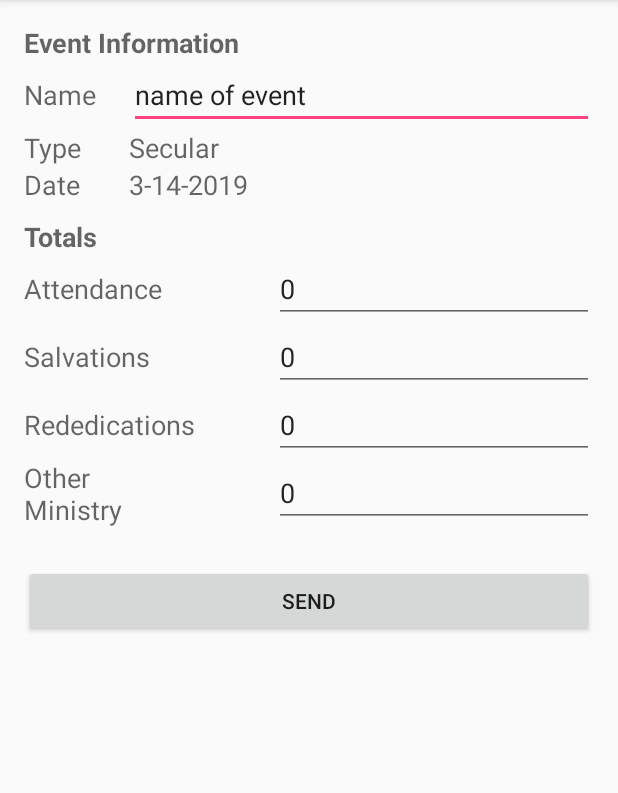
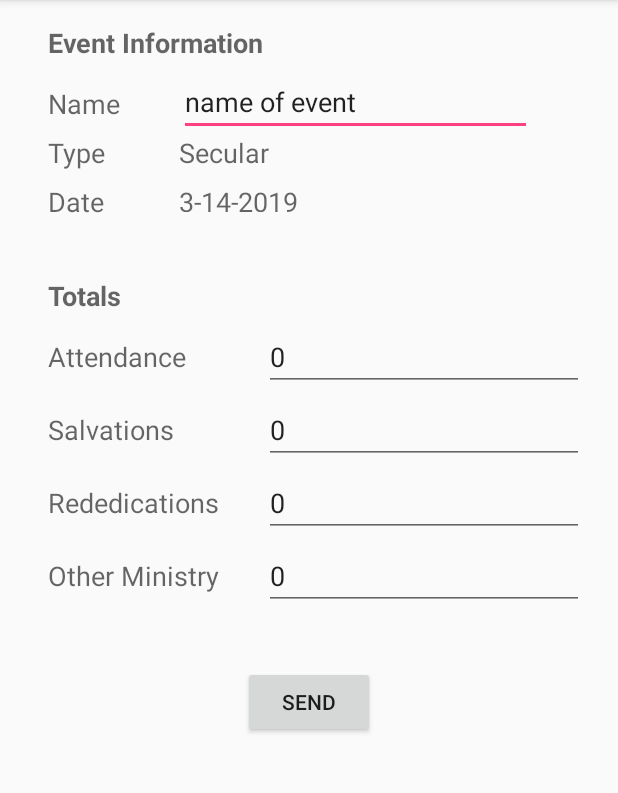
Before and after one commit to pauldshep/CMAActivityReport, an Android app: the screen it shows after launch (ActivityMain), on a phone screen of 412 x 824 dp, the part 84-877 px from its top. Run offline under Robolectric (Android 15) with nearby library versions, the phone set to English and light mode, and no system bars.

Commit message:
Layout changed to constraint

```diff
--- a/app/src/main/res/layout/activity_main.xml
+++ b/app/src/main/res/layout/activity_main.xml
@@ -1,62 +1,82 @@
 <?xml version="1.0" encoding="utf-8"?>
-
-<ScrollView
+<android.support.constraint.ConstraintLayout
+        android:orientation="vertical"
         xmlns:android="http://schemas.android.com/apk/res/android"
-    android:layout_width="wrap_content"
-    android:layout_height="wrap_content"
-    android:id="@+id/scrollView">
-
-    <RelativeLayout
-        xmlns:android="http://schemas.android.com/apk/res/android"
+        xmlns:app="http://schemas.android.com/apk/res-auto"
         xmlns:tools="http://schemas.android.com/tools"
         android:layout_width="match_parent"
         android:layout_height="match_parent"
-        android:paddingBottom="@dimen/activity_vertical_margin"
-        android:paddingLeft="@dimen/activity_horizontal_margin"
-        android:paddingRight="@dimen/activity_horizontal_margin"
-        android:paddingTop="@dimen/activity_vertical_margin"
-        android:descendantFocusability="beforeDescendants"
-        android:focusableInTouchMode="true"
-        tools:context=".ActivityMain"
-        >
+        android:id="@+id/activity_main"
+        tools:context=".ActivityMain">
 
+    <ScrollView
+            android:layout_width="0dp"
+            android:layout_height="wrap_content"
+            app:layout_constraintTop_toTopOf="parent"
+            app:layout_constraintLeft_toLeftOf="parent"
+            app:layout_constraintRight_toRightOf="parent">
+
+
+    <android.support.constraint.ConstraintLayout
+            xmlns:android="http://schemas.android.com/apk/res/android"
+            xmlns:app="http://schemas.android.com/apk/res-auto"
+            xmlns:tools="http://schemas.android.com/tools"
+            android:layout_width="match_parent"
+            android:layout_height="wrap_content"
+            android:orientation="vertical"
+            android:paddingLeft="8dp"
+            android:paddingRight="8dp"
+            android:scrollbars="vertical">
+
+            <!-- Title: Event Information -->
         <TextView
                 android:layout_width="wrap_content"
                 android:layout_height="wrap_content"
                 android:text="@string/event_info"
                 android:id="@+id/eventInfo"
                 android:textAppearance="?android:attr/textAppearanceMedium"
-            android:textStyle="bold"/>
+                android:textStyle="bold"
+                android:layout_marginTop="16dp"
+                app:layout_constraintTop_toTopOf="parent"
+                android:layout_marginStart="24dp"
+                app:layout_constraintStart_toStartOf="parent"
+                />
 
             <!-- Event Name -->
         <TextView
-            android:layout_width="wrap_content"
+                android:layout_width="55dp"
                 android:layout_height="wrap_content"
                 android:text="@string/event_name"
                 android:id="@+id/eventName"
                 android:textAppearance="?android:attr/textAppearanceMedium"
-            android:layout_alignParentLeft="true"
                 android:layout_alignParentStart="true"
                 android:layout_below="@+id/eventInfo"
                 android:gravity="center_vertical"
                 android:width="70dp"
-            android:layout_alignBottom="@+id/editTextEventName"/>
+                android:layout_alignBottom="@+id/editTextEventName"
+                android:layout_marginStart="24dp"
+                app:layout_constraintStart_toStartOf="parent"
+                android:layout_marginTop="16dp"
+                app:layout_constraintTop_toBottomOf="@+id/eventInfo"/>
 
         <EditText
-            android:layout_width="wrap_content"
-            android:layout_height="wrap_content"
+                android:layout_width="235dp"
+                android:layout_height="43dp"
                 android:id="@+id/editTextEventName"
                 android:text="@string/edittext_event_name"
                 android:layout_below="@+id/eventInfo"
                 android:layout_alignParentRight="true"
                 android:layout_alignParentEnd="true"
                 android:layout_toEndOf="@+id/eventName"
-            android:layout_toRightOf="@+id/eventName"/>
-
+                android:layout_toRightOf="@+id/eventName"
+                app:layout_constraintStart_toEndOf="@+id/eventName"
+                android:layout_marginStart="32dp"
+                app:layout_constraintBottom_toBottomOf="@+id/eventName"
+                app:layout_constraintTop_toTopOf="@+id/eventName"/>
 
         <!-- Event Type -->
         <TextView
-            android:layout_width="wrap_content"
+                android:layout_width="55dp"
                 android:layout_height="wrap_content"
                 android:text="@string/event_type"
                 android:id="@+id/textViewTypeTitle"
@@ -67,7 +87,11 @@
                 android:layout_alignRight="@+id/eventName"
                 android:layout_alignEnd="@+id/eventName"
                 android:layout_below="@+id/eventName"
-            android:layout_above="@+id/textViewEventDate"/>
+                android:layout_above="@+id/textViewEventDate"
+                app:layout_constraintStart_toStartOf="parent"
+                android:layout_marginStart="24dp"
+                android:layout_marginTop="8dp"
+                app:layout_constraintTop_toBottomOf="@+id/eventName"/>
 
         <TextView
                 android:layout_width="wrap_content"
@@ -79,12 +103,14 @@
                 android:layout_alignStart="@+id/editTextEventName"
                 android:layout_alignParentRight="true"
                 android:layout_alignParentEnd="true"
-            android:layout_below="@+id/eventName"/>
-
+                android:layout_below="@+id/eventName"
+                app:layout_constraintStart_toEndOf="@+id/textViewTypeTitle"
+                android:layout_marginStart="32dp"
+                app:layout_constraintTop_toTopOf="@+id/textViewTypeTitle"/>
 
         <!-- Event Date -->
         <TextView
-            android:layout_width="wrap_content"
+                android:layout_width="55dp"
                 android:layout_height="wrap_content"
                 android:text="@string/event_date"
                 android:id="@+id/textViewDateTitle"
@@ -95,11 +121,15 @@
                 android:layout_alignRight="@+id/textViewTypeTitle"
                 android:layout_alignEnd="@+id/textViewTypeTitle"
                 android:layout_alignBottom="@+id/textViewEventDate"
-            android:layout_below="@+id/textViewTypeTitle"/>
+                android:layout_below="@+id/textViewTypeTitle"
+                android:layout_marginStart="24dp"
+                app:layout_constraintStart_toStartOf="parent"
+                android:layout_marginTop="8dp"
+                app:layout_constraintTop_toBottomOf="@+id/textViewTypeTitle"/>
 
         <TextView
                 android:layout_width="wrap_content"
-            android:layout_height="wrap_content"
+                android:layout_height="19dp"
                 android:inputType="date"
                 android:textAppearance="?android:attr/textAppearanceMedium"
                 android:text="@string/edittext_date"
@@ -109,8 +139,10 @@
                 android:layout_alignStart="@+id/textViewEventType"
                 android:layout_alignRight="@+id/textViewEventType"
                 android:layout_alignEnd="@+id/textViewEventType"
-            android:layout_below="@+id/textViewEventType"/>
-
+                android:layout_below="@+id/textViewEventType"
+                app:layout_constraintStart_toEndOf="@+id/textViewDateTitle"
+                android:layout_marginStart="32dp"
+                app:layout_constraintTop_toTopOf="@+id/textViewDateTitle"/>
 
         <!-- Totals Section -->
         <TextView
@@ -123,12 +155,16 @@
                 android:layout_alignParentLeft="true"
                 android:layout_alignParentStart="true"
                 android:textStyle="bold"
-            android:paddingTop="10dp"/>
+                android:paddingTop="10dp"
+                android:layout_marginTop="28dp"
+                app:layout_constraintTop_toBottomOf="@+id/textViewDateTitle"
+                android:layout_marginStart="24dp"
+                app:layout_constraintStart_toStartOf="parent"/>
 
 
         <!-- Number of  CMA members attending the event -->
         <TextView
-            android:layout_width="wrap_content"
+                android:layout_width="120dp"
                 android:layout_height="wrap_content"
                 android:text="@string/event_attend"
                 android:id="@+id/eventAttend"
@@ -137,8 +173,11 @@
                 android:layout_alignTop="@+id/editTextEventAttend"
                 android:layout_alignParentLeft="true"
                 android:layout_alignParentStart="true"
-            android:layout_alignBottom="@+id/editTextEventAttend"/>
-
+                android:layout_alignBottom="@+id/editTextEventAttend"
+                android:layout_marginTop="16dp"
+                app:layout_constraintTop_toBottomOf="@+id/textView_totals"
+                android:layout_marginStart="24dp"
+                app:layout_constraintStart_toStartOf="parent"/>
 
         <EditText
                 android:layout_width="wrap_content"
@@ -150,12 +189,15 @@
                 android:paddingTop="10dp"
                 android:layout_alignRight="@+id/textViewEventDate"
                 android:layout_alignEnd="@+id/textViewEventDate"
-            android:layout_below="@+id/textView_totals"/>
-
+                android:layout_below="@+id/textView_totals"
+                app:layout_constraintStart_toEndOf="@+id/eventAttend"
+                android:layout_marginStart="24dp"
+                app:layout_constraintBottom_toBottomOf="@+id/eventAttend"
+                app:layout_constraintTop_toTopOf="@+id/eventAttend"/>
 
         <!-- Number of Salvations -->
         <TextView
-            android:layout_width="wrap_content"
+                android:layout_width="120dp"
                 android:layout_height="wrap_content"
                 android:textAppearance="?android:attr/textAppearanceMedium"
                 android:gravity="center_vertical"
@@ -166,7 +208,11 @@
                 android:layout_below="@+id/editTextEventAttend"
                 android:layout_alignParentLeft="true"
                 android:layout_alignParentStart="true"
-            android:layout_alignBottom="@+id/editTextSalvations"/>
+                android:layout_alignBottom="@+id/editTextSalvations"
+                android:layout_marginTop="24dp"
+                app:layout_constraintTop_toBottomOf="@+id/eventAttend"
+                android:layout_marginStart="24dp"
+                app:layout_constraintStart_toStartOf="parent"/>
 
 
         <EditText
@@ -178,12 +224,15 @@
                 android:text="@string/edittext_salvations"
                 android:layout_alignLeft="@+id/editTextEventAttend"
                 android:layout_alignStart="@+id/editTextEventAttend"
-            android:layout_below="@+id/editTextEventAttend"/>
-
+                android:layout_below="@+id/editTextEventAttend"
+                app:layout_constraintStart_toEndOf="@+id/textView_salvations"
+                android:layout_marginStart="24dp"
+                app:layout_constraintBottom_toBottomOf="@+id/textView_salvations"
+                app:layout_constraintTop_toTopOf="@+id/textView_salvations"/>
 
         <!-- Number of rededications -->
         <TextView
-            android:layout_width="wrap_content"
+                android:layout_width="120dp"
                 android:layout_height="wrap_content"
                 android:textAppearance="?android:attr/textAppearanceMedium"
                 android:gravity="center_vertical"
@@ -192,7 +241,11 @@
                 android:layout_alignParentLeft="true"
                 android:layout_alignParentStart="true"
                 android:layout_alignTop="@+id/editTextRededications"
-            android:layout_alignBottom="@+id/editTextRededications"/>
+                android:layout_alignBottom="@+id/editTextRededications"
+                android:layout_marginStart="24dp"
+                app:layout_constraintStart_toStartOf="parent"
+                android:layout_marginTop="24dp"
+                app:layout_constraintTop_toBottomOf="@+id/textView_salvations"/>
 
         <EditText
                 android:layout_width="wrap_content"
@@ -203,12 +256,16 @@
                 android:text="@string/edittext_rededications"
                 android:layout_alignLeft="@+id/editTextSalvations"
                 android:layout_alignStart="@+id/editTextSalvations"
-            android:layout_below="@+id/editTextSalvations"/>
+                android:layout_below="@+id/editTextSalvations"
+                app:layout_constraintTop_toTopOf="@+id/textView_rededications"
+                app:layout_constraintStart_toEndOf="@+id/textView_rededications"
+                android:layout_marginStart="24dp"
+                app:layout_constraintBottom_toBottomOf="@+id/textView_rededications"/>
 
 
         <!-- Other Ministry -->
         <TextView
-            android:layout_width="wrap_content"
+                android:layout_width="120dp"
                 android:layout_height="wrap_content"
                 android:textAppearance="?android:attr/textAppearanceMedium"
                 android:gravity="center_vertical"
@@ -219,7 +276,11 @@
                 android:layout_alignTop="@+id/editTextOther"
                 android:layout_alignBottom="@+id/editTextOther"
                 android:layout_alignParentLeft="true"
-            android:layout_alignParentStart="true"/>
+                android:layout_alignParentStart="true"
+                android:layout_marginStart="24dp"
+                app:layout_constraintStart_toStartOf="parent"
+                android:layout_marginTop="24dp"
+                app:layout_constraintTop_toBottomOf="@+id/textView_rededications"/>
 
         <EditText
                 android:layout_width="wrap_content"
@@ -230,8 +291,11 @@
                 android:text="@string/edittext_other"
                 android:layout_alignLeft="@+id/editTextRededications"
                 android:layout_alignStart="@+id/editTextRededications"
-            android:layout_below="@+id/editTextRededications"/>
-
+                android:layout_below="@+id/editTextRededications"
+                app:layout_constraintTop_toTopOf="@+id/textView_other"
+                app:layout_constraintStart_toEndOf="@+id/textView_other"
+                android:layout_marginStart="24dp"
+                app:layout_constraintBottom_toBottomOf="@+id/textView_other"/>
 
         !-- Control Buttons -->
         <Button
@@ -242,19 +306,16 @@
                 android:layout_below="@+id/textView_other"
                 android:layout_alignLeft="@+id/textView_other"
                 android:layout_alignStart="@+id/textView_other"
-            android:layout_marginTop="25dp"
                 android:layout_alignRight="@+id/editTextOther"
-            android:layout_alignEnd="@+id/editTextOther"/>
+                android:layout_alignEnd="@+id/editTextOther"
+                android:layout_marginEnd="8dp"
+                app:layout_constraintEnd_toEndOf="parent"
+                android:layout_marginStart="8dp"
+                app:layout_constraintStart_toStartOf="parent"
+                android:layout_marginTop="48dp"
+                app:layout_constraintTop_toBottomOf="@+id/textView_other"/>
 
-        EditText
-            android:layout_width="wrap_content"
-            android:layout_height="wrap_content"
-            android:inputType="date"
-            android:ems="10"
-            android:id="@+id/editText"
-            android:layout_below="@+id/button_send"
-            android:layout_alignRight="@+id/textView_salvations"
-            android:layout_alignEnd="@+id/textView_salvations"/>
+        </android.support.constraint.ConstraintLayout>
 
-    </RelativeLayout>
     </ScrollView>
+</android.support.constraint.ConstraintLayout>
```
Lines whose indentation alone changed are shown as unchanged.
